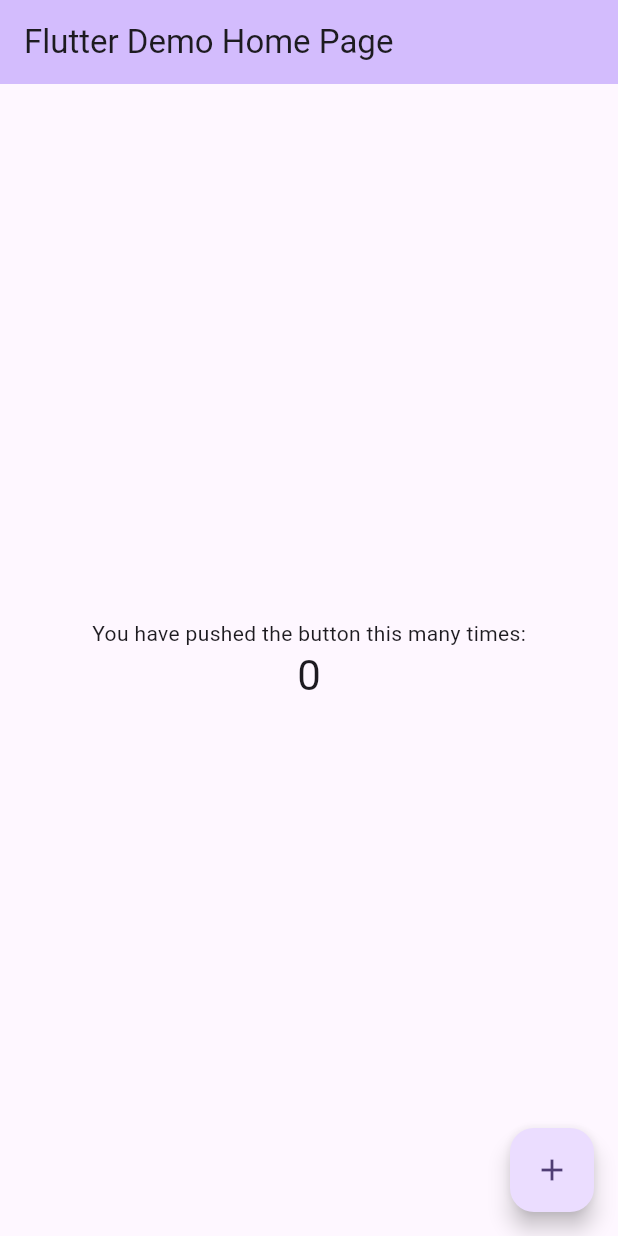
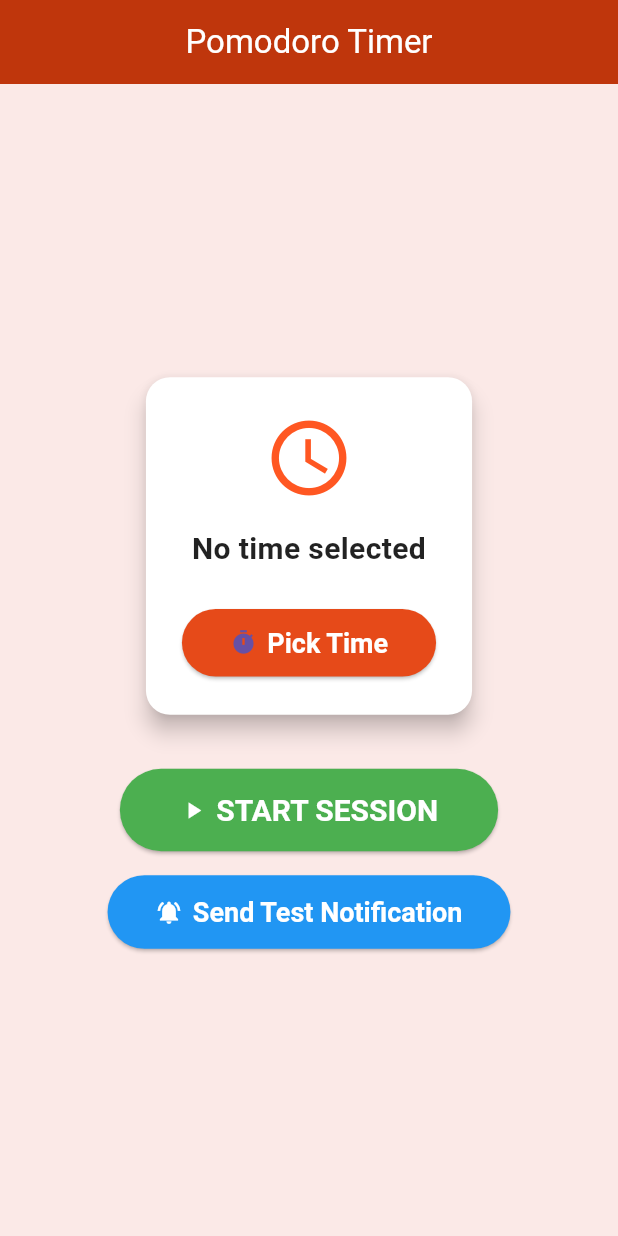
Before and after one commit to zelvann/pomodoro-notification, a Flutter app: the screen it shows after launch, on a phone screen of 412 x 824 dp. Run offline on Flutter 3.47's test engine with Material 3 defaults, Android fonts, the phone set to English and light mode, and no system bars; our stand-ins replace awesome_notifications, cloud_firestore, firebase_core; accounts and stored records are empty.

Commit message:
feat: add pomodoro timer with firebase integration

```diff
--- a/lib/main.dart
+++ b/lib/main.dart
@@ -1,122 +1,258 @@
+import 'package:awesome_notifications/awesome_notifications.dart';
 import 'package:flutter/material.dart';
+import 'package:firebase_core/firebase_core.dart';
+import 'package:intl/intl.dart';
+import 'firebase_options.dart';
+import 'package:cloud_firestore/cloud_firestore.dart';
 
-void main() {
+void main() async {
+  WidgetsFlutterBinding.ensureInitialized();
+  await Firebase.initializeApp(options: DefaultFirebaseOptions.currentPlatform);
+
+  AwesomeNotifications().initialize(
+    null,
+    [
+      NotificationChannel(
+        channelKey: 'myKey',
+        channelName: 'Pomodoro Alert',
+        channelDescription: 'Channel for pomodoro alerts',
+        defaultColor: const Color(0xFF9D50DD),
+        ledColor: Colors.white,
+        importance: NotificationImportance.High,
+        channelShowBadge: true,
+        playSound: true,
+        criticalAlerts: true,
+      )
+    ],
+    debug: true,
+  );
   runApp(const MyApp());
 }
 
 class MyApp extends StatelessWidget {
   const MyApp({super.key});
 
-  // This widget is the root of your application.
   @override
   Widget build(BuildContext context) {
     return MaterialApp(
-      title: 'Flutter Demo',
-      theme: ThemeData(
-        // This is the theme of your application.
-        //
-        // TRY THIS: Try running your application with "flutter run". You'll see
-        // the application has a purple toolbar. Then, without quitting the app,
-        // try changing the seedColor in the colorScheme below to Colors.green
-        // and then invoke "hot reload" (save your changes or press the "hot
-        // reload" button in a Flutter-supported IDE, or press "r" if you used
-        // the command line to start the app).
-        //
-        // Notice that the counter didn't reset back to zero; the application
-        // state is not lost during the reload. To reset the state, use hot
-        // restart instead.
-        //
-        // This works for code too, not just values: Most code changes can be
-        // tested with just a hot reload.
-        colorScheme: ColorScheme.fromSeed(seedColor: Colors.deepPurple),
-      ),
-      home: const MyHomePage(title: 'Flutter Demo Home Page'),
+      title: 'Pomodoro with Notifications',
+      theme: ThemeData(primarySwatch: Colors.deepPurple),
+      home: const MyHomePage(),
     );
   }
 }
 
 class MyHomePage extends StatefulWidget {
-  const MyHomePage({super.key, required this.title});
-
-  // This widget is the home page of your application. It is stateful, meaning
-  // that it has a State object (defined below) that contains fields that affect
-  // how it looks.
-
-  // This class is the configuration for the state. It holds the values (in this
-  // case the title) provided by the parent (in this case the App widget) and
-  // used by the build method of the State. Fields in a Widget subclass are
-  // always marked "final".
-
-  final String title;
+  const MyHomePage({super.key});
 
   @override
   State<MyHomePage> createState() => _MyHomePageState();
 }
 
 class _MyHomePageState extends State<MyHomePage> {
-  int _counter = 0;
+  DateTime? _selectedDateTime;
 
-  void _incrementCounter() {
+  @override
+  void initState() {
+    super.initState();
+    _initializeNotifications();
+  }
+
+  Future<void> _initializeNotifications() async {
+    await requestNotificationPermission();
+    await fetchAndScheduleAlarms();
+  }
+
+  Future<void> requestNotificationPermission() async {
+    bool isAllowed = await AwesomeNotifications().isNotificationAllowed();
+    if (!isAllowed) {
+      await AwesomeNotifications().requestPermissionToSendNotifications();
+    }
+  }
+
+  Future<void> scheduleAlarmNotification(DateTime scheduledTime) async {
+    if (scheduledTime.isBefore(DateTime.now())) {
+      return;
+    }
+
+    await AwesomeNotifications().createNotification(
+      content: NotificationContent(
+        id: scheduledTime.millisecondsSinceEpoch.remainder(100000),
+        channelKey: 'myKey',
+        title: 'Pomodoro Time!',
+        body: 'Your scheduled pomodoro session is finished!',
+        notificationLayout: NotificationLayout.Default,
+      ),
+      schedule: NotificationCalendar.fromDate(
+        date: scheduledTime.toLocal(), // Ensure we're using local time
+        allowWhileIdle: true,
+      ),
+    );
+  }
+
+  Future<void> addAlarmToFirestore(DateTime dateTime) async {
+    await FirebaseFirestore.instance.collection('alarms').add({
+      'time': dateTime.toUtc().toIso8601String(), // Store as UTC
+    });
+  }
+
+  Future<void> fetchAndScheduleAlarms() async {
+    try {
+      final snapshot = await FirebaseFirestore.instance.collection('alarms').get();
+      for (var doc in snapshot.docs) {
+        final data = doc.data();
+        final timeString = data['time'] as String;
+        final time = DateTime.parse(timeString).toLocal(); // Convert to local time
+
+        print('Retrieved alarm from Firestore: $time');
+        await scheduleAlarmNotification(time);
+      }
+    } catch (e) {
+      print('Error fetching alarms: $e');
+    }
+  }
+
+  void _scheduleAlarm() async {
+    if (_selectedDateTime != null) {
+      try {
+        await addAlarmToFirestore(_selectedDateTime!);
+        await scheduleAlarmNotification(_selectedDateTime!);
+        ScaffoldMessenger.of(context).showSnackBar(
+          const SnackBar(content: Text('✅ Pomodoro is Scheduled')),
+        );
+      } catch (e) {
+        ScaffoldMessenger.of(context).showSnackBar(
+          SnackBar(content: Text('❌ Error scheduling alarm: $e')),
+        );
+      }
+    } else {
+      ScaffoldMessenger.of(context).showSnackBar(
+        const SnackBar(content: Text('⚠️ Please select the time')),
+      );
+    }
+  }
+
+  Future<void> _pickTime() async {
+    final TimeOfDay? time = await showTimePicker(
+      context: context,
+      initialTime: TimeOfDay.now(),
+    );
+
+    if (time != null) {
+      final now = DateTime.now();
+      final selected = DateTime(
+        now.year,
+        now.month,
+        now.day,
+        time.hour,
+        time.minute,
+      );
+
+      final finalDateTime = selected.isBefore(now)
+          ? selected.add(const Duration(days: 1))
+          : selected;
+
       setState(() {
-      // This call to setState tells the Flutter framework that something has
-      // changed in this State, which causes it to rerun the build method below
-      // so that the display can reflect the updated values. If we changed
-      // _counter without calling setState(), then the build method would not be
-      // called again, and so nothing would appear to happen.
-      _counter++;
+        _selectedDateTime = finalDateTime;
       });
+
+      ScaffoldMessenger.of(context).showSnackBar(
+        SnackBar(content: Text('⏰ Time set for ${DateFormat('dd-MM-yyyy HH:mm').format(finalDateTime)}')),
+      );
+    }
+  }
+
+  void _sendTestNotification() {
+    AwesomeNotifications().createNotification(
+      content: NotificationContent(
+        id: 999,
+        channelKey: 'myKey',
+        title: 'Test Notification',
+        body: 'This is a test to ensure notifications are working!',
+      ),
+    );
   }
 
   @override
   Widget build(BuildContext context) {
-    // This method is rerun every time setState is called, for instance as done
-    // by the _incrementCounter method above.
-    //
-    // The Flutter framework has been optimized to make rerunning build methods
-    // fast, so that you can just rebuild anything that needs updating rather
-    // than having to individually change instances of widgets.
     return Scaffold(
+      backgroundColor: const Color(0xFFFBE9E7),
       appBar: AppBar(
-        // TRY THIS: Try changing the color here to a specific color (to
-        // Colors.amber, perhaps?) and trigger a hot reload to see the AppBar
-        // change color while the other colors stay the same.
-        backgroundColor: Theme.of(context).colorScheme.inversePrimary,
-        // Here we take the value from the MyHomePage object that was created by
-        // the App.build method, and use it to set our appbar title.
-        title: Text(widget.title),
+        backgroundColor: const Color(0xFFBF360C),
+        title: const Text('Pomodoro Timer', style: TextStyle(color: Colors.white)),
+        centerTitle: true,
       ),
       body: Center(
-        // Center is a layout widget. It takes a single child and positions it
-        // in the middle of the parent.
+        child: Padding(
+          padding: const EdgeInsets.all(24.0),
           child: Column(
-          // Column is also a layout widget. It takes a list of children and
-          // arranges them vertically. By default, it sizes itself to fit its
-          // children horizontally, and tries to be as tall as its parent.
-          //
-          // Column has various properties to control how it sizes itself and
-          // how it positions its children. Here we use mainAxisAlignment to
-          // center the children vertically; the main axis here is the vertical
-          // axis because Columns are vertical (the cross axis would be
-          // horizontal).
-          //
-          // TRY THIS: Invoke "debug painting" (choose the "Toggle Debug Paint"
-          // action in the IDE, or press "p" in the console), to see the
-          // wireframe for each widget.
             mainAxisAlignment: MainAxisAlignment.center,
-          children: <Widget>[
-            const Text('You have pushed the button this many times:'),
+            children: [
+              Card(
+                elevation: 6,
+                shape: RoundedRectangleBorder(borderRadius: BorderRadius.circular(16)),
+                color: Colors.white,
+                child: Padding(
+                  padding: const EdgeInsets.all(24.0),
+                  child: Column(
+                    children: [
+                      Icon(Icons.access_time, size: 60, color: Colors.deepOrange),
+                      const SizedBox(height: 16),
                       Text(
-              '$_counter',
-              style: Theme.of(context).textTheme.headlineMedium,
+                        _selectedDateTime == null
+                            ? 'No time selected'
+                            : 'Scheduled for:\n${DateFormat('dd-MM-yyyy HH:mm').format(_selectedDateTime!)}',
+                        textAlign: TextAlign.center,
+                        style: const TextStyle(
+                          fontSize: 20,
+                          fontWeight: FontWeight.bold,
+                          color: Colors.black87,
+                        ),
+                      ),
+                      const SizedBox(height: 24),
+                      ElevatedButton.icon(
+                        icon: const Icon(Icons.timer),
+                        label: const Text('Pick Time', style: TextStyle(color: Colors.white)),
+                        onPressed: _pickTime,
+                        style: ElevatedButton.styleFrom(
+                          backgroundColor: const Color(0xFFE64A19),
+                          padding: const EdgeInsets.symmetric(horizontal: 32, vertical: 12),
+                          shape: RoundedRectangleBorder(borderRadius: BorderRadius.circular(30)),
+                          textStyle: const TextStyle(fontSize: 18, fontWeight: FontWeight.w600),
+                        ),
                       ),
                     ],
                   ),
                 ),
-      floatingActionButton: FloatingActionButton(
-        onPressed: _incrementCounter,
-        tooltip: 'Increment',
-        child: const Icon(Icons.add),
-      ), // This trailing comma makes auto-formatting nicer for build methods.
+              ),
+              const SizedBox(height: 32),
+              ElevatedButton.icon(
+                onPressed: _scheduleAlarm,
+                icon: const Icon(Icons.play_arrow, color: Colors.white),
+                label: const Text('START SESSION', style: TextStyle(color: Colors.white)),
+                style: ElevatedButton.styleFrom(
+                  backgroundColor: const Color(0xFF4CAF50),
+                  padding: const EdgeInsets.symmetric(horizontal: 40, vertical: 16),
+                  shape: RoundedRectangleBorder(borderRadius: BorderRadius.circular(30)),
+                  textStyle: const TextStyle(fontSize: 20, fontWeight: FontWeight.bold),
+                ),
+              ),
+              const SizedBox(height: 16),
+              ElevatedButton.icon(
+                onPressed: _sendTestNotification,
+                icon: const Icon(Icons.notifications_active, color: Colors.white),
+                label: const Text('Send Test Notification', style: TextStyle(color: Colors.white)),
+                style: ElevatedButton.styleFrom(
+                  backgroundColor: const Color(0xFF2196F3),
+                  padding: const EdgeInsets.symmetric(horizontal: 32, vertical: 14),
+                  shape: RoundedRectangleBorder(borderRadius: BorderRadius.circular(30)),
+                  textStyle: const TextStyle(fontSize: 18, fontWeight: FontWeight.w600),
+                ),
+              ),
+            ],
+          ),
+        ),
+      ),
     );
   }
 }
--- a/pubspec.yaml
+++ b/pubspec.yaml
@@ -34,6 +34,10 @@ dependencies:
   # The following adds the Cupertino Icons font to your application.
   # Use with the CupertinoIcons class for iOS style icons.
   cupertino_icons: ^1.0.8
+  firebase_core: ^3.13.0
+  awesome_notifications: ^0.10.1
+  cloud_firestore: ^5.6.7
+  intl: ^0.20.2
 
 dev_dependencies:
   flutter_test:
```
Also changed, not shown: lib/firebase_options.dart (added), pubspec.lock, 4 other files. Lines whose indentation alone changed are shown as unchanged.
